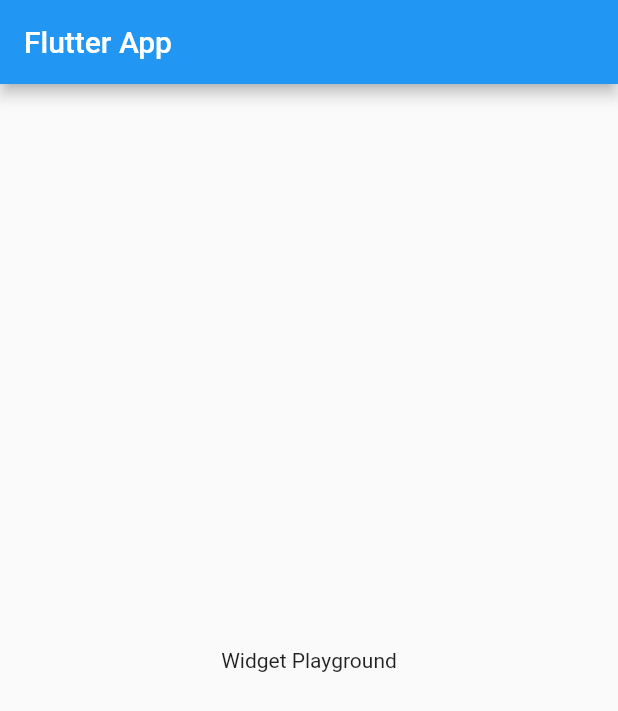
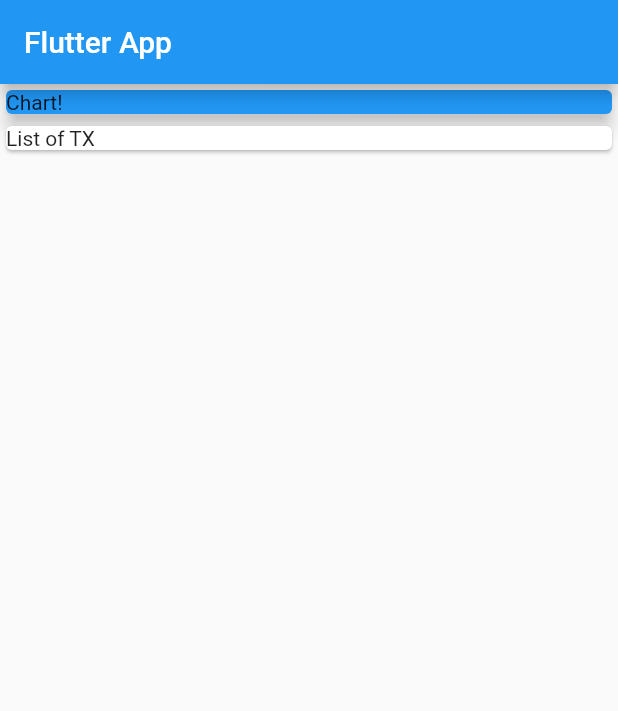
Before and after one commit to firasAltayeb/mini-flutter-projects, a Flutter app: the screen it shows after launch, on a phone screen of 412 x 824 dp. Shown: the top 711 px of the screen. Run offline on Flutter 3.47's test engine with Material 2 defaults, Android fonts, the phone set to English and light mode, and no system bars.

Commit message:
initial changes

```diff
--- a/Personal_keep/lib/main.dart
+++ b/Personal_keep/lib/main.dart
@@ -16,12 +16,26 @@
   @override
   Widget build(BuildContext context) {
     return Scaffold(
-      appBar: AppBar(
-        title: Text('Flutter App'),
-      ),
-      body: Center(
-        child: Text('Widget Playground'),
-      ),
-    );
+        appBar: AppBar(
+          title: Text('Flutter App'),
+        ),
+        body: Column(
+          children: <Widget>[
+            Card(
+              color: Colors.blue,
+              child: Container(
+                width: double.infinity,
+                child: Text('Chart!'),
+              ),
+              elevation: 5,
+            ),
+            Container(
+              width: double.infinity,
+              child: Card(
+                child: Text('List of TX'),
+              ),
+            ),
+          ],
+        ));
   }
 }
```
